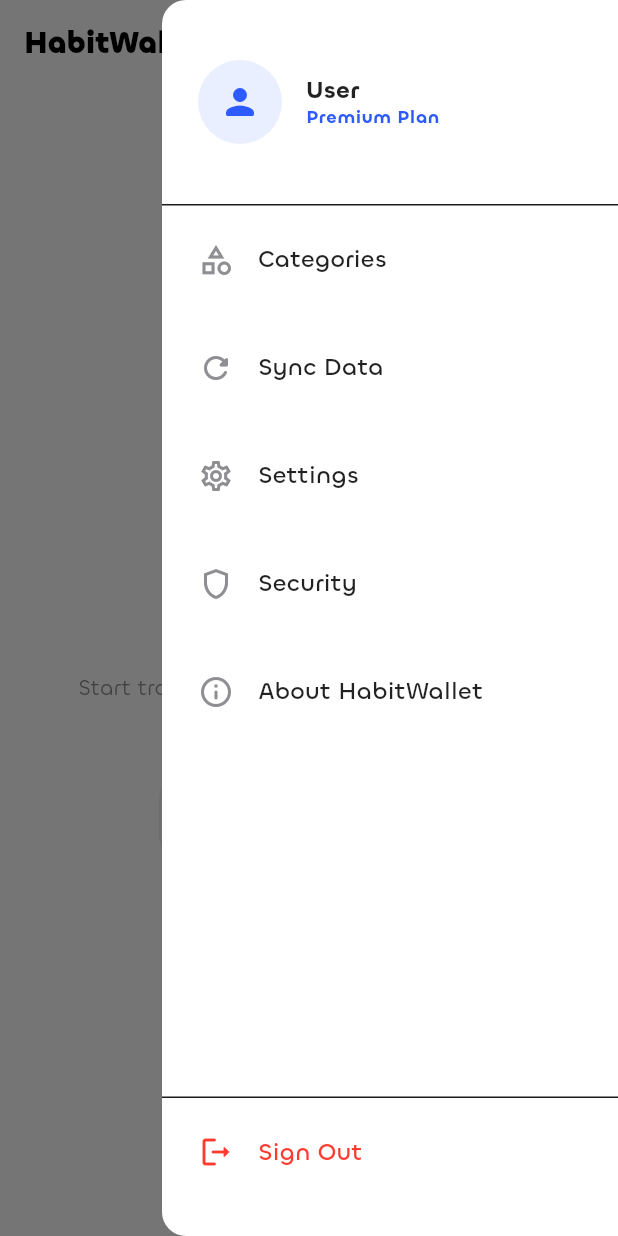
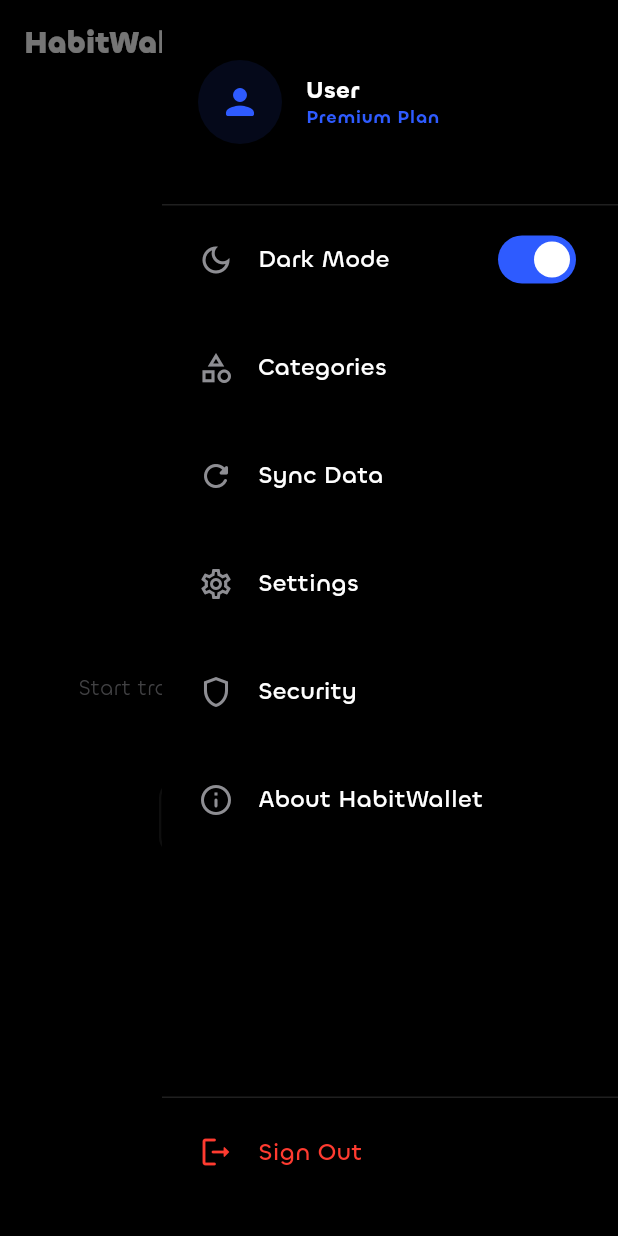
Before and after one commit to r4khul/habitwallet, a Flutter app: the TransactionsPage screen opened by its route, with the side drawer open, on a phone screen of 412 x 824 dp. Run offline on Flutter 3.47's test engine with Material 3 defaults, Android fonts, the phone set to English and light mode, and no system bars; our stand-ins replace drift, flutter_riverpod, flutter_secure_storage, freezed_annotation, go_router, riverpod_annotation; accounts and stored records are empty; generated files the repository leaves out were written again.

Commit message:
fix: ui inconsistencies in the light mode

```diff
--- /dev/null
+++ b/lib/core/providers/theme_provider.dart
@@ -0,0 +1,27 @@
+import 'package:flutter/material.dart';
+import 'package:riverpod_annotation/riverpod_annotation.dart';
+
+part 'theme_provider.g.dart';
+
+/// Theme Controller: Manages the application's overall theme mode.
+/// Responsibility:
+/// - Persists/recovers theme preference (future enhancement).
+/// - Provides deterministic switching between light, dark, and system modes.
+@riverpod
+class ThemeController extends _$ThemeController {
+  @override
+  ThemeMode build() {
+    // Default to dark mode as per refined design aesthetics
+    return ThemeMode.dark;
+  }
+
+  /// Sets the application theme mode.
+  void setThemeMode(ThemeMode mode) {
+    state = mode;
+  }
+
+  /// Toggles between light and dark modes.
+  void toggleTheme() {
+    state = state == ThemeMode.dark ? ThemeMode.light : ThemeMode.dark;
+  }
+}
--- a/lib/features/transactions/presentation/transactions_page.dart
+++ b/lib/features/transactions/presentation/transactions_page.dart
@@ -2,12 +2,14 @@
 import 'package:flutter_riverpod/flutter_riverpod.dart';
 import 'package:go_router/go_router.dart';
 
+import '../../../core/providers/theme_provider.dart';
 import '../../../core/theme/app_colors.dart';
 import '../../auth/presentation/providers/auth_providers.dart';
 import '../../categories/presentation/providers/category_providers.dart';
 import '../../categories/presentation/widgets/category_assets.dart';
 import '../domain/transaction_entity.dart';
 import 'providers/transaction_providers.dart';
+import '../../../core/util/theme_extension.dart';
 
 /// Transactions Feature Presentation: List of financial transactions.
 /// Implements a professional fintech-grade list with states.
@@ -120,7 +122,9 @@
                 width: 48,
                 height: 48,
                 decoration: BoxDecoration(
-                  color: AppColors.grey900,
+                  color: context.isDarkMode
+                      ? AppColors.grey900
+                      : AppColors.grey200,
                   shape: BoxShape.circle,
                 ),
               ),
@@ -139,7 +143,9 @@
                     loading: () => Container(
                       height: 20,
                       width: 80,
-                      color: AppColors.grey900,
+                      color: context.isDarkMode
+                          ? AppColors.grey900
+                          : AppColors.grey200,
                     ),
                     error: (error, stack) => const Text('Error'),
                   ),
@@ -259,7 +265,7 @@
           Icon(
             Icons.account_balance_wallet_outlined,
             size: 80,
-            color: AppColors.grey800,
+            color: Theme.of(context).colorScheme.outline,
           ),
           const SizedBox(height: 24),
           Text(
@@ -387,7 +393,8 @@
               ),
             ),
             const SizedBox(height: 40),
-            const Divider(height: 1, color: AppColors.grey900),
+            const Divider(height: 1),
+            _ThemeToggle(),
 
             // Menu Items
             _DrawerItem(
@@ -425,7 +432,7 @@
             const Spacer(),
 
             // Logout
-            const Divider(height: 1, color: AppColors.grey900),
+            const Divider(height: 1),
             _DrawerItem(
               icon: Icons.logout_rounded,
               label: 'Sign Out',
@@ -472,3 +479,34 @@
     );
   }
 }
+
+class _ThemeToggle extends ConsumerWidget {
+  const _ThemeToggle();
+
+  @override
+  Widget build(BuildContext context, WidgetRef ref) {
+    final themeMode = ref.watch(themeControllerProvider);
+    final isDark = themeMode == ThemeMode.dark;
+
+    return ListTile(
+      contentPadding: const EdgeInsets.symmetric(horizontal: 24, vertical: 8),
+      leading: Icon(
+        isDark ? Icons.dark_mode_outlined : Icons.light_mode_outlined,
+        color: AppColors.grey500,
+        size: 24,
+      ),
+      title: Text(
+        '${isDark ? 'Dark' : 'Light'} Mode',
+        style: Theme.of(
+          context,
+        ).textTheme.bodyLarge?.copyWith(fontWeight: FontWeight.w500),
+      ),
+      trailing: Switch(
+        value: isDark,
+        onChanged: (_) =>
+            ref.read(themeControllerProvider.notifier).toggleTheme(),
+        activeTrackColor: AppColors.primary,
+      ),
+    );
+  }
+}
--- a/lib/main.dart
+++ b/lib/main.dart
@@ -1,6 +1,7 @@
 import 'package:flutter/material.dart';
 import 'package:flutter_riverpod/flutter_riverpod.dart';
 import 'app/app_router.dart';
+import 'core/providers/theme_provider.dart';
 import 'core/theme/app_theme.dart';
 
 void main() {
@@ -13,11 +14,13 @@
   @override
   Widget build(BuildContext context, WidgetRef ref) {
     final routerConfig = ref.watch(routerProvider);
+    final themeMode = ref.watch(themeControllerProvider);
 
     return MaterialApp.router(
       title: 'Habit Wallet',
       debugShowCheckedModeBanner: false,
       routerConfig: routerConfig,
+      themeMode: themeMode,
       theme: AppTheme.lightTheme,
       darkTheme: AppTheme.darkTheme,
     );
```
Also changed, not shown: lib/core/util/theme_extension.dart (added, +8 -0 lines), lib/features/categories/presentation/categories_page.dart (+6 -6 lines), lib/features/transactions/presentation/add_edit_transaction_page.dart (+10 -6 lines), lib/features/transactions/presentation/transaction_details_page.dart (+6 -3 lines), lib/core/database/database_providers.g.dart, lib/core/providers/theme_provider.g.dart (added).
